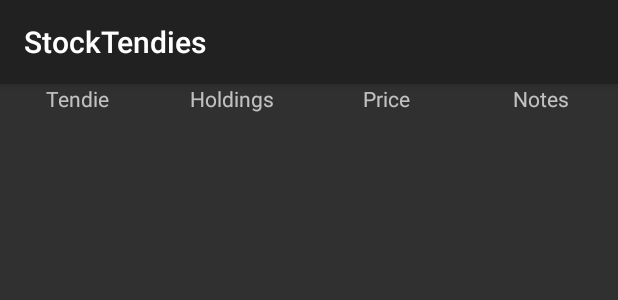
After one commit to jamesjlee/StockTendies, an Android app: the layout view_row.xml on its own in the app's theme, with its tools: preview values and no code run, on a phone screen of 412 x 824 dp. The commit adds this screen. Shown: the top 300 px of the screen. Run offline under Robolectric (Android 15) with nearby library versions, the phone set to English and light mode, and no system bars.

Commit message:
Added clickable view on row, total percent change colors, etc..

```diff
--- a/app/build.gradle
+++ b/app/build.gradle
@@ -4,7 +4,7 @@ android {
     compileSdkVersion 26
     defaultConfig {
         applicationId "co.crisdev.stocktendies"
-        minSdkVersion 21
+        minSdkVersion 24
         targetSdkVersion 26
         versionCode 1
         versionName "1.0"
--- a/app/src/main/java/co/crisdev/stocktendies/Tender.java
+++ b/app/src/main/java/co/crisdev/stocktendies/Tender.java
@@ -3,6 +3,7 @@ package co.crisdev.stocktendies;
 import android.graphics.drawable.Drawable;
 
 import java.math.BigDecimal;
+import java.util.Collections;
 
 /**
  * Created by lee on 1/28/18.
@@ -92,4 +93,5 @@ public class Tender {
     public void setSymbol(String symbol) {
         this.symbol = symbol;
     }
+
 }
--- a/app/src/main/res/layout/tendies_row.xml
+++ b/app/src/main/res/layout/tendies_row.xml
@@ -47,7 +47,7 @@
         android:layout_width="20dp"
         android:layout_height="20dp"
         app:layout_constraintRight_toLeftOf="@+id/rowTenderName"
-        app:layout_constraintLeft_toRightOf="@id/rGuideline0" />
+        app:layout_constraintLeft_toRightOf="@+id/rGuideline0" />
 
     <TextView
         android:id="@+id/rowTenderName"
@@ -119,7 +119,7 @@
         android:layout_width="wrap_content"
         android:layout_height="wrap_content"
         android:textSize="12sp"
-        android:text="123"
+        android:text="0.00"
         app:layout_constraintTop_toBottomOf="@+id/tenderPrice"
         app:layout_constraintStart_toEndOf="@+id/rGuideline3"
         app:layout_constraintEnd_toEndOf="@+id/rGuideline4">
--- /dev/null
+++ b/app/src/main/res/layout/view_row.xml
@@ -0,0 +1,88 @@
+<?xml version="1.0" encoding="utf-8"?>
+<android.support.constraint.ConstraintLayout
+    xmlns:android="http://schemas.android.com/apk/res/android"
+    xmlns:app="http://schemas.android.com/apk/res-auto"
+    xmlns:tools="http://schemas.android.com/tools"
+    android:layout_width="match_parent"
+    android:layout_height="match_parent">
+
+    <android.support.constraint.Guideline
+        android:layout_width="wrap_content"
+        android:layout_height="wrap_content"
+        android:id="@+id/vrGuideline0"
+        app:layout_constraintGuide_percent=".00"
+        android:orientation="vertical"/>
+
+
+    <android.support.constraint.Guideline
+        android:layout_width="wrap_content"
+        android:layout_height="wrap_content"
+        android:id="@+id/vrGuideline1"
+        app:layout_constraintGuide_percent=".25"
+        android:orientation="vertical"/>
+
+    <android.support.constraint.Guideline
+        android:layout_width="wrap_content"
+        android:layout_height="wrap_content"
+        android:id="@+id/vrGuideline2"
+        app:layout_constraintGuide_percent=".50"
+        android:orientation="vertical"/>
+
+    <android.support.constraint.Guideline
+        android:layout_width="wrap_content"
+        android:layout_height="wrap_content"
+        android:id="@+id/vrGuideline3"
+        app:layout_constraintGuide_percent=".75"
+        android:orientation="vertical"/>
+
+    <android.support.constraint.Guideline
+        android:layout_width="wrap_content"
+        android:layout_height="wrap_content"
+        android:id="@+id/vrGuideline4"
+        app:layout_constraintGuide_percent="1.00"
+        android:orientation="vertical"/>
+
+    <TextView
+        android:id="@+id/vrTendieName"
+        android:layout_width="wrap_content"
+        android:layout_height="wrap_content"
+        android:text="@string/tendieName"
+        app:layout_constraintBottom_toTopOf="@android:id/list"
+        app:layout_constraintLeft_toRightOf="@+id/vrGuideline0"
+        app:layout_constraintRight_toLeftOf="@+id/vrGuideline1"/>
+
+    <TextView
+        android:id="@+id/vrTendieHolding"
+        android:layout_width="wrap_content"
+        android:layout_height="wrap_content"
+        android:text="@string/holdingsLabel"
+        app:layout_constraintBottom_toTopOf="@android:id/list"
+        app:layout_constraintLeft_toRightOf="@+id/vrGuideline1"
+        app:layout_constraintRight_toLeftOf="@+id/vrGuideline2"/>
+
+    <TextView
+        android:id="@+id/vrTendiePrice"
+        android:layout_width="wrap_content"
+        android:layout_height="wrap_content"
+        android:text="@string/tenderPrices"
+        app:layout_constraintBottom_toTopOf="@android:id/list"
+        app:layout_constraintLeft_toRightOf="@+id/vrGuideline2"
+        app:layout_constraintRight_toLeftOf="@+id/vrGuideline3"/>
+
+    <TextView
+        android:id="@+id/vrTendieNote"
+        android:layout_width="wrap_content"
+        android:layout_height="wrap_content"
+        android:text="@string/notesLabel"
+        app:layout_constraintBottom_toTopOf="@android:id/list"
+        app:layout_constraintLeft_toRightOf="@+id/vrGuideline3"
+        app:layout_constraintRight_toLeftOf="@+id/vrGuideline4"/>
+
+    <ListView
+        android:id="@android:id/list"
+        android:layout_width="wrap_content"
+        android:layout_height="wrap_content"
+        app:layout_constraintTop_toBottomOf="@+id/vrTendieName"/>
+
+
+</android.support.constraint.ConstraintLayout>
```
Also changed, not shown: app/src/main/AndroidManifest.xml (+8 -0 lines), app/src/main/java/co/crisdev/stocktendies/AddTendiesToPortfolio.java (+1 -10 lines), app/src/main/java/co/crisdev/stocktendies/EnterTendiesHoldings.java (+29 -15 lines), app/src/main/java/co/crisdev/stocktendies/MainActivity.java (+98 -25 lines), app/src/main/java/co/crisdev/stocktendies/MyListAdapter.java (+35 -4 lines), app/src/main/java/co/crisdev/stocktendies/ViewRow.java (added, +94 -0 lines), app/src/main/java/co/crisdev/stocktendies/ViewRowListAdapter.java (added, +56 -0 lines), app/src/main/java/co/crisdev/stocktendies/ViewRowTender.java (added, +65 -0 lines), app/src/main/res/layout/activity_main.xml (+4 -4 lines), app/src/main/res/layout/view_row_tendies.xml (added, +76 -0 lines).
